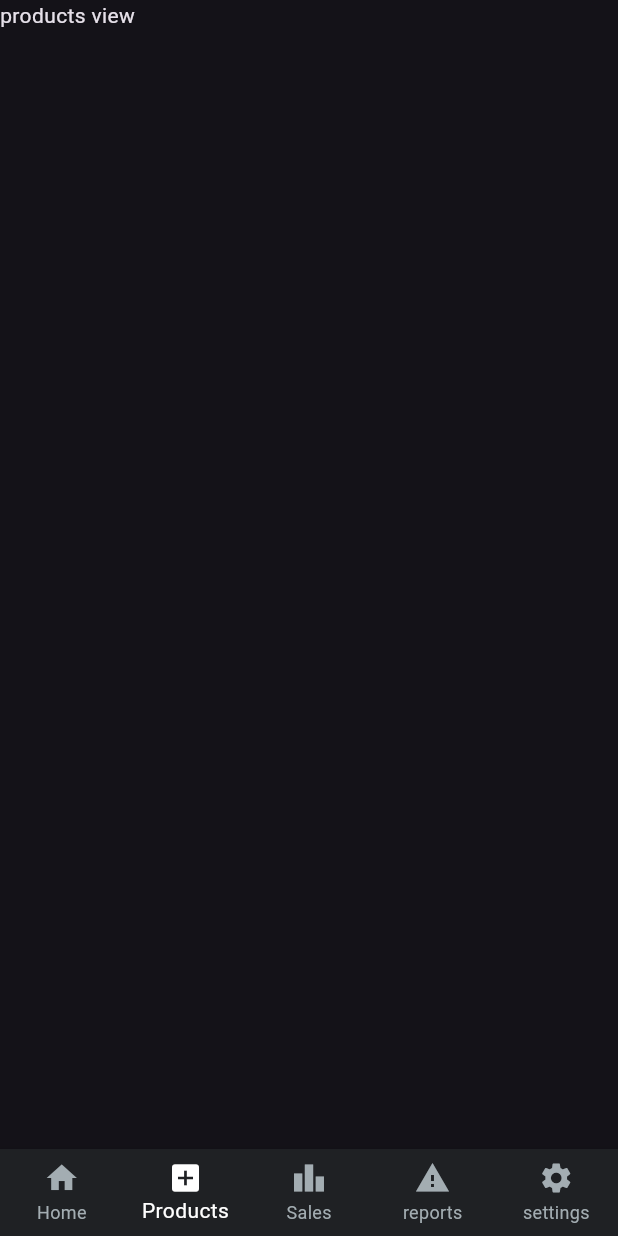
After one commit to amrelmaadawy/shop_management, a Flutter app: the screen it shows after launch, item 2 of the bottom bar chosen, on a phone screen of 412 x 824 dp. The commit adds this screen. Run offline on Flutter 3.47's test engine with Material 3 defaults, Android fonts, the phone set to English and light mode, and no system bars; Roboto replaces fonts that are missing (Zain).

Commit message:
generate app views files

```diff
--- a/lib/features/home/ui/main_home_view.dart
+++ b/lib/features/home/ui/main_home_view.dart
@@ -1,16 +1,40 @@
 import 'package:flutter/material.dart';
 import 'package:small_managements/core/utils/app_colors.dart';
 import 'package:small_managements/features/home/ui/home_view.dart';
+import 'package:small_managements/features/products/ui/products_view.dart';
+import 'package:small_managements/features/reports/ui/reports_view.dart';
+import 'package:small_managements/features/sales/ui/sales_view.dart';
+import 'package:small_managements/features/settings/ui/settings_view.dart';
 
-class MainHomeView extends StatelessWidget {
+class MainHomeView extends StatefulWidget {
   const MainHomeView({super.key});
+
+  @override
+  State<MainHomeView> createState() => _MainHomeViewState();
+}
+
+class _MainHomeViewState extends State<MainHomeView> {
+  List<Widget> pages = [
+    HomeView(),
+    ProductsView(),
+    SalesView(),
+    ReportsView(),
+    SettingsView(),
+  ];
+  int currentIndex = 0;
 
   @override
   Widget build(BuildContext context) {
     return Scaffold(
       bottomNavigationBar: BottomNavigationBar(
         selectedItemColor: Colors.white,
-        currentIndex: 1,
+        onTap: (index) {
+          setState(() {
+            currentIndex = index;
+          });
+
+        },
+        currentIndex: currentIndex,
         type: BottomNavigationBarType.fixed,
         showUnselectedLabels: true,
         backgroundColor: AppColors.kButtonNavBarColor,
@@ -33,7 +57,7 @@ class MainHomeView extends StatelessWidget {
           ),
         ],
       ),
-      body: HomeView(),
+      body: pages[currentIndex],
     );
   }
 }
--- /dev/null
+++ b/lib/features/products/ui/products_view.dart
@@ -0,0 +1,12 @@
+import 'package:flutter/material.dart';
+
+class ProductsView extends StatelessWidget {
+  const ProductsView({super.key});
+
+  @override
+  Widget build(BuildContext context) {
+    return Scaffold(
+      body: Text('products view'),
+    );
+  }
+}
```
Also changed, not shown: lib/features/reports/ui/reports_view.dart (added, +12 -0 lines), lib/features/sales/ui/sales_view.dart (added, +12 -0 lines), lib/features/settings/ui/settings_view.dart (added, +12 -0 lines).
